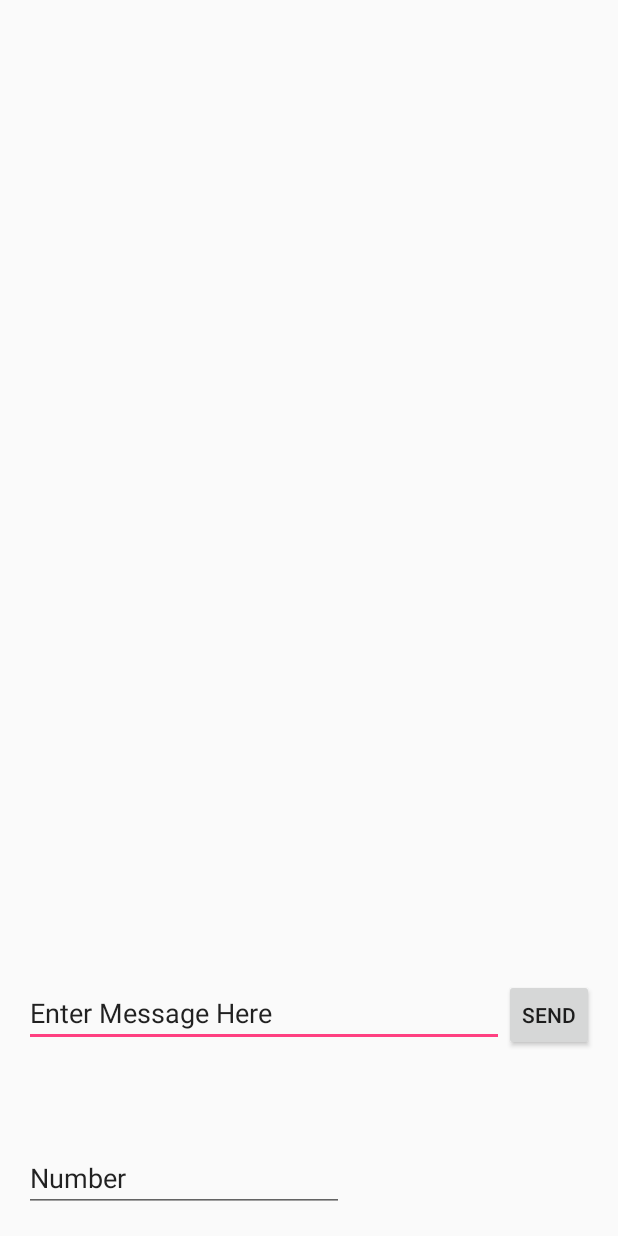
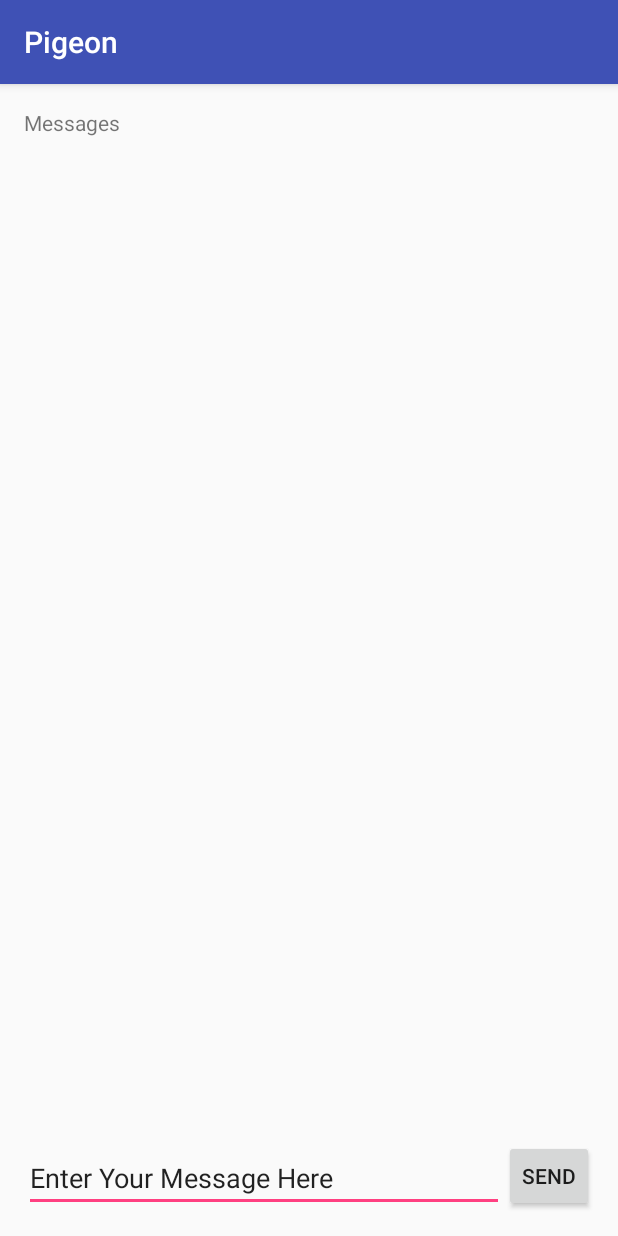
Before and after one commit to RyanTanWJ/FBHackathon2016, an Android app: the screen it shows after launch (MessengerApp before the commit, Messenger after it), after a tap on an icon or button, on a phone screen of 412 x 824 dp. Run offline under Robolectric (Android 15) with nearby library versions, the phone set to English and light mode, and no system bars.

Commit message:
Got rid of fancy messenger app thingy that didn't work, implemented my own Messenger.

```diff
--- a/android/Pigeon/app/src/main/AndroidManifest.xml
+++ b/android/Pigeon/app/src/main/AndroidManifest.xml
@@ -32,7 +32,7 @@
             android:label="@string/title_activity_login" />
         <activity android:name=".FingerPaintActivity" />
         <activity android:name=".DrawActivity" />
-        <activity android:name=".MessengerApp"></activity>
+        <activity android:name=".Messenger"></activity>
     </application>
 
 </manifest>
--- a/android/Pigeon/app/src/main/java/com/hackathon/walrus/pigeon/MainActivity.java
+++ b/android/Pigeon/app/src/main/java/com/hackathon/walrus/pigeon/MainActivity.java
@@ -25,7 +25,7 @@ public class MainActivity extends AppCompatActivity {
         fab.setOnClickListener(new View.OnClickListener() {
             @Override
             public void onClick(View view) {
-                Intent i = new Intent(getApplicationContext(), MessengerApp.class);
+                Intent i = new Intent(getApplicationContext(), Messenger.class);
                 startActivity(i);
                 /*Snackbar.make(view, "Replace with your own action", Snackbar.LENGTH_LONG)
                         .setAction("Action", null).show();*/
--- /dev/null
+++ b/android/Pigeon/app/src/main/java/com/hackathon/walrus/pigeon/Messenger.java
@@ -0,0 +1,38 @@
+package com.hackathon.walrus.pigeon;
+
+import android.content.Intent;
+import android.support.v7.app.AppCompatActivity;
+import android.os.Bundle;
+import android.util.Log;
+import android.view.View;
+import android.widget.Button;
+import android.widget.EditText;
+import android.widget.TextView;
+
+import java.util.ArrayList;
+
+public class Messenger extends AppCompatActivity {
+
+    ArrayList<Message> chat;
+    @Override
+    protected void onCreate(Bundle savedInstanceState) {
+        super.onCreate(savedInstanceState);
+        chat = new ArrayList<Message>();
+        setContentView(R.layout.activity_messenger);
+
+        final TextView chatDisplay = (TextView) (findViewById(R.id.Chat));
+
+        Button send = (Button)(findViewById(R.id.send));
+        send.setOnClickListener(new View.OnClickListener() {
+            @Override
+            public void onClick(View v) {
+                EditText entry = (EditText) (findViewById(R.id.Entry));
+                Message msg = new Message("user", entry.getText().toString());
+                chat.add(msg);
+                chatDisplay.append("\n" + msg.getSender() + ": " + msg.getMessage());
+                entry.setText("");
+            }
+        });
+    }
+
+}
--- a/android/Pigeon/app/src/main/java/com/hackathon/walrus/pigeon/MessengerApp.java
+++ /dev/null
@@ -1,109 +0,0 @@
-package com.hackathon.walrus.pigeon;
-
-import android.app.Activity;
-import android.app.PendingIntent;
-import android.content.BroadcastReceiver;
-import android.content.Context;
-import android.content.Intent;
-import android.content.IntentFilter;
-import android.os.Bundle;
-import android.telephony.SmsManager;
-import android.view.View;
-import android.widget.Button;
-import android.widget.EditText;
-import android.widget.TextView;
-import android.widget.Toast;
-
-/**
- * Created by riot94 on 3/9/2016.
- */
-public class MessengerApp extends Activity {
-    Button sendSMS;
-    EditText msgTxt;
-    EditText numTxt;
-    IntentFilter intentFilter;
-
-    private BroadcastReceiver intentReceiver = new BroadcastReceiver() {
-        @Override
-        public void onReceive(Context context, Intent intent) {
-            //display the message in the textview
-            TextView inTxt = (TextView) findViewById(R.id.textMsg);
-            inTxt.setText(intent.getExtras().getString("sms"));
-        }
-    };
-
-    @Override
-    public void onCreate(Bundle savedInstanceState){
-        super.onCreate(savedInstanceState);
-        setContentView(R.layout.activity_messenger_app);
-
-        //intent to filter for SMS messages received
-        intentFilter = new IntentFilter();
-        intentFilter.addAction("SMS_RECEVEIVED_ACTION");
-
-        sendSMS = (Button) findViewById(R.id.sendBtn);
-        msgTxt = (EditText) findViewById(R.id.message);
-        numTxt = (EditText) findViewById(R.id.numberTxt);
-        sendSMS.setOnClickListener(new View.OnClickListener(){
-
-            @Override
-            public void onClick(View v){
-                String myMsg = msgTxt.getText().toString();
-                String theNumber = numTxt.getText().toString();
-                sendMsg(theNumber, myMsg);
-            }
-        });
-    }
-
-    protected void sendMsg(String theNumber, String myMsg){
-        String SENT = "Message Sent";
-        String DELIVERED = "Message Delivered";
-
-        PendingIntent sentPI = PendingIntent.getBroadcast(this, 0, new Intent(SENT), 0);
-        PendingIntent deliveredPI = PendingIntent.getBroadcast(this, 0, new Intent(DELIVERED), 0);
-
-        registerReceiver(new BroadcastReceiver(){
-            public void onReceive(Context arg0, Intent arg1){
-                switch(getResultCode()){
-                    case Activity.RESULT_OK:
-                        Toast.makeText(MessengerApp.this, "SMS sent", Toast.LENGTH_LONG).show();
-                        break;
-                    case SmsManager.RESULT_ERROR_GENERIC_FAILURE:
-                        Toast.makeText(getBaseContext(), "Generic Failure", Toast.LENGTH_LONG).show();
-                        break;
-                    case SmsManager.RESULT_ERROR_NO_SERVICE:
-                        Toast.makeText(getBaseContext(), "No Service", Toast.LENGTH_LONG).show();
-                        break;
-                }
-            }
-        }, new IntentFilter(SENT));
-
-        registerReceiver(new BroadcastReceiver(){
-            public void onReceive(Context arg0, Intent arg1){
-                switch(getResultCode()){
-                    case Activity.RESULT_OK:
-                        Toast.makeText(MessengerApp.this, "SMS sent", Toast.LENGTH_LONG).show();
-                        break;
-                    case Activity.RESULT_CANCELED:
-                        Toast.makeText(getBaseContext(), "SMS not delivered", Toast.LENGTH_LONG).show();
-                }
-            }
-        }, new IntentFilter(SENT));
-
-        SmsManager sms = SmsManager.getDefault();
-        sms.sendTextMessage(theNumber,null,myMsg,sentPI,deliveredPI);
-    }
-
-    @Override
-    protected void onResume(){
-        //register the receiver
-        registerReceiver(intentReceiver,intentFilter);
-        super.onResume();
-    }
-    @Override
-    protected void onPause(){
-        //unregister the receiver
-        unregisterReceiver(intentReceiver);
-        super.onPause();
-    }
-}
--- /dev/null
+++ b/android/Pigeon/app/src/main/res/layout/activity_messenger.xml
@@ -0,0 +1,45 @@
+<?xml version="1.0" encoding="utf-8"?>
+<RelativeLayout xmlns:android="http://schemas.android.com/apk/res/android"
+    xmlns:tools="http://schemas.android.com/tools"
+    android:layout_width="match_parent"
+    android:layout_height="match_parent"
+    android:paddingBottom="@dimen/activity_vertical_margin"
+    android:paddingLeft="@dimen/activity_horizontal_margin"
+    android:paddingRight="@dimen/activity_horizontal_margin"
+    android:paddingTop="@dimen/activity_vertical_margin"
+    tools:context="com.hackathon.walrus.pigeon.Messenger">
+
+    <EditText
+        android:layout_width="wrap_content"
+        android:layout_height="wrap_content"
+        android:id="@+id/Entry"
+        android:text="Enter Your Message Here"
+        android:layout_alignParentBottom="true"
+        android:layout_alignParentLeft="true"
+        android:layout_alignParentStart="true"
+        android:layout_toLeftOf="@+id/send"
+        android:layout_toStartOf="@+id/send" />
+
+    <Button
+        style="?android:attr/buttonStyleSmall"
+        android:layout_width="wrap_content"
+        android:layout_height="wrap_content"
+        android:text="SEND"
+        android:id="@+id/send"
+        android:layout_alignBottom="@+id/Entry"
+        android:layout_alignParentRight="true"
+        android:layout_alignParentEnd="true" />
+
+    <TextView
+        android:layout_width="wrap_content"
+        android:layout_height="wrap_content"
+        android:text="Messages"
+        android:id="@+id/Chat"
+        android:layout_alignParentTop="true"
+        android:layout_alignParentLeft="true"
+        android:layout_alignParentStart="true"
+        android:layout_above="@+id/send"
+        android:layout_alignParentRight="true"
+        android:layout_alignParentEnd="true" />
+
+</RelativeLayout>
--- a/android/Pigeon/app/src/main/res/layout/activity_messenger_app.xml
+++ /dev/null
@@ -1,56 +0,0 @@
-<?xml version="1.0" encoding="utf-8"?>
-<RelativeLayout xmlns:android="http://schemas.android.com/apk/res/android"
-    xmlns:tools="http://schemas.android.com/tools"
-    android:layout_width="match_parent"
-    android:layout_height="match_parent"
-    android:paddingBottom="@dimen/activity_vertical_margin"
-    android:paddingLeft="@dimen/activity_horizontal_margin"
-    android:paddingRight="@dimen/activity_horizontal_margin"
-    android:paddingTop="@dimen/activity_vertical_margin"
-    tools:context="com.hackathon.walrus.pigeon.MessengerApp">
-
-    <Button
-        style="?android:attr/buttonStyleSmall"
-        android:layout_width="wrap_content"
-        android:layout_height="wrap_content"
-        android:text="SEND"
-        android:id="@+id/sendBtn"
-        android:layout_alignTop="@+id/message"
-        android:layout_alignParentRight="true"
-        android:layout_alignParentEnd="true" />
-
-    <EditText
-        android:layout_width="wrap_content"
-        android:layout_height="wrap_content"
-        android:id="@+id/message"
-        android:layout_alignParentBottom="true"
-        android:layout_alignParentLeft="true"
-        android:layout_alignParentStart="true"
-        android:layout_marginBottom="110dp"
-        android:layout_toLeftOf="@+id/sendBtn"
-        android:layout_toStartOf="@+id/sendBtn"
-        android:text="Enter Message Here" />
-
-    <TextView
-        android:layout_width="wrap_content"
-        android:layout_height="wrap_content"
-        android:textAppearance="?android:attr/textAppearanceLarge"
-        android:id="@+id/textMsg"
-        android:layout_alignParentTop="true"
-        android:layout_alignParentLeft="true"
-        android:layout_alignParentStart="true"
-        android:layout_alignRight="@+id/sendBtn"
-        android:layout_alignEnd="@+id/sendBtn" />
-
-    <EditText
-        android:layout_width="wrap_content"
-        android:layout_height="wrap_content"
-        android:inputType="number"
-        android:ems="10"
-        android:id="@+id/numberTxt"
-        android:layout_alignParentBottom="true"
-        android:layout_alignParentLeft="true"
-        android:layout_alignParentStart="true"
-        android:text="Number" />
-
-</RelativeLayout>
```
Also changed, not shown: android/Pigeon/app/src/main/java/com/hackathon/walrus/pigeon/Message.java (added, +24 -0 lines).
